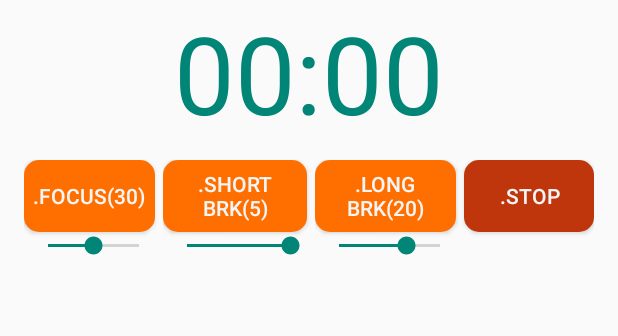
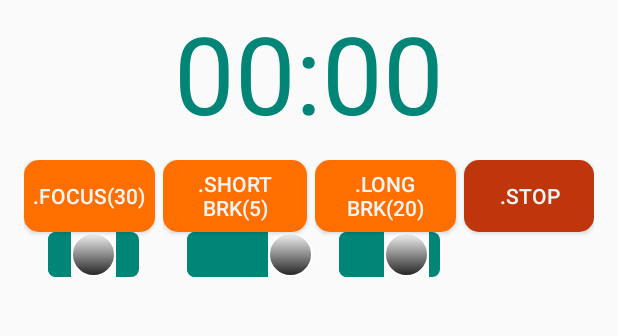
Before and after one commit to dimkas71/Moosti.com-mobile-port, an Android app: the screen it shows after launch (MainActivity), on a phone screen of 412 x 824 dp, the part 108-444 px from its top. Run offline under Robolectric (Android 15) with nearby library versions, the phone set to English and light mode, and no system bars.

Commit message:
MO-17: Stylish seekBars

```diff
--- /dev/null
+++ b/app/src/main/res/drawable/seakbar.xml
@@ -0,0 +1,26 @@
+<?xml version="1.0" encoding="utf-8"?>
+<layer-list xmlns:android="http://schemas.android.com/apk/res/android">
+    <item android:id="@android:id/background">
+        <shape>
+            <gradient
+                android:startColor="@color/accent_material_light"
+                android:endColor="@color/accent_material_light"
+                android:angle="-90" />
+            <size
+                android:height="5dp"
+                android:width="5dp" />
+            <corners android:radius="5dp" />
+        </shape>
+    </item>
+    <item android:id="@android:id/progress">
+        <clip>
+            <shape>
+                <gradient
+                    android:startColor="@color/accent_material_light"
+                    android:endColor="@color/accent_material_light"
+                    android:angle="-90" />
+                <corners android:radius="5dp" />
+            </shape>
+        </clip>
+    </item>
+</layer-list>
--- /dev/null
+++ b/app/src/main/res/drawable/seakbar_thumb.xml
@@ -0,0 +1,15 @@
+<?xml version="1.0" encoding="utf-8"?>
+<shape
+    xmlns:android="http://schemas.android.com/apk/res/android"
+    android:shape="oval">
+    <gradient
+        android:startColor="@color/primary_material_light"
+        android:endColor="@color/primary_material_dark"
+        android:angle="-90" />
+    <size
+        android:width="30dp"
+        android:height="30dp" />
+    <stroke
+        android:width="1dp"
+        android:color="#FFF" />
+</shape>
--- a/app/src/main/res/layout/activity_main.xml
+++ b/app/src/main/res/layout/activity_main.xml
@@ -64,6 +64,8 @@
                 android:id="@+id/seekBrFocus"
                 android:layout_width="match_parent"
                 android:layout_height="wrap_content"
+                android:progressDrawable="@drawable/seakbar"
+                android:thumb="@drawable/seakbar_thumb"
                 />
 
         </LinearLayout>
@@ -89,7 +91,9 @@
             <SeekBar
                 android:id="@+id/seekBrShortBreak"
                 android:layout_width="match_parent"
-                android:layout_height="wrap_content" />
+                android:layout_height="wrap_content"
+                android:progressDrawable="@drawable/seakbar"
+                android:thumb="@drawable/seakbar_thumb"/>
 
         </LinearLayout>
 
@@ -114,6 +118,8 @@
                 android:id="@+id/seekBrLongBreak"
                 android:layout_width="match_parent"
                 android:layout_height="wrap_content"
+                android:progressDrawable="@drawable/seakbar"
+                android:thumb="@drawable/seakbar_thumb"
               />
 
         </LinearLayout>
```
